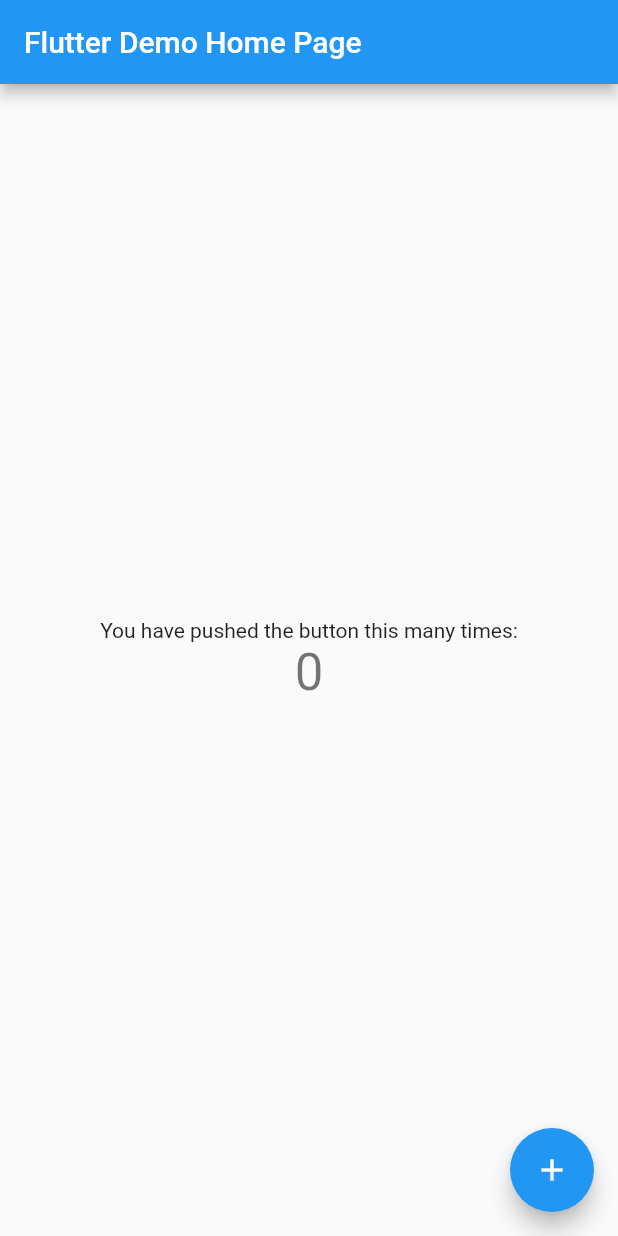
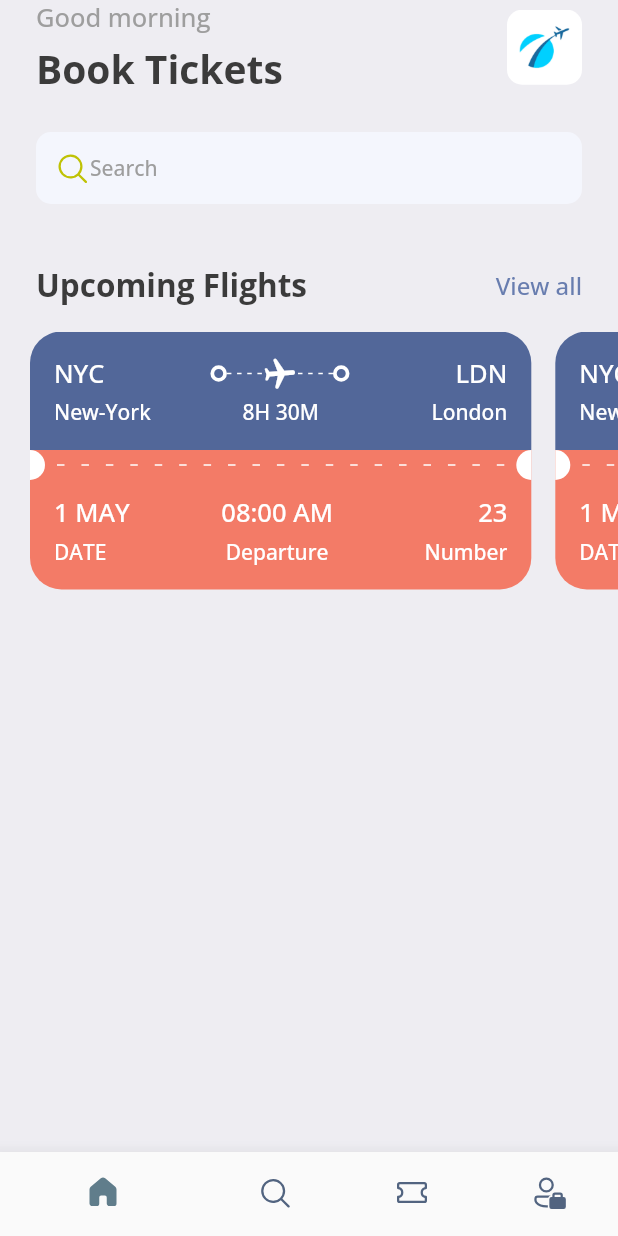
Before and after one commit to clin211/learn-flutter, a Flutter app: the screen it shows after launch, on a phone screen of 412 x 824 dp. Run offline on Flutter 3.47's test engine with Material 2 defaults, Android fonts, the phone set to English and light mode, and no system bars; our stand-ins replace fluentui_icons, gap.

Commit message:
first commit

```diff
--- a/lib/main.dart
+++ b/lib/main.dart
@@ -1,115 +1,27 @@
 import 'package:flutter/material.dart';
+import 'package:booktickets/utils/app_styles.dart';
+import 'package:booktickets/screens/bottom_bar.dart';
+import 'package:flutter/services.dart';
 
 void main() {
+  SystemChrome.setSystemUIOverlayStyle(const SystemUiOverlayStyle(
+    statusBarColor: Colors.transparent,
+  ));
   runApp(const MyApp());
 }
 
 class MyApp extends StatelessWidget {
   const MyApp({super.key});
 
-  // This widget is the root of your application.
   @override
   Widget build(BuildContext context) {
     return MaterialApp(
       title: 'Flutter Demo',
       theme: ThemeData(
-        // This is the theme of your application.
-        //
-        // Try running your application with "flutter run". You'll see the
-        // application has a blue toolbar. Then, without quitting the app, try
-        // changing the primarySwatch below to Colors.green and then invoke
-        // "hot reload" (press "r" in the console where you ran "flutter run",
-        // or simply save your changes to "hot reload" in a Flutter IDE).
-        // Notice that the counter didn't reset back to zero; the application
-        // is not restarted.
-        primarySwatch: Colors.blue,
+        primaryColor: primary,
       ),
-      home: const MyHomePage(title: 'Flutter Demo Home Page'),
+      debugShowCheckedModeBanner: false,
+      home: const BottomBar(),
     );
   }
 }
-
-class MyHomePage extends StatefulWidget {
-  const MyHomePage({super.key, required this.title});
-
-  // This widget is the home page of your application. It is stateful, meaning
-  // that it has a State object (defined below) that contains fields that affect
-  // how it looks.
-
-  // This class is the configuration for the state. It holds the values (in this
-  // case the title) provided by the parent (in this case the App widget) and
-  // used by the build method of the State. Fields in a Widget subclass are
-  // always marked "final".
-
-  final String title;
-
-  @override
-  State<MyHomePage> createState() => _MyHomePageState();
-}
-
-class _MyHomePageState extends State<MyHomePage> {
-  int _counter = 0;
-
-  void _incrementCounter() {
-    setState(() {
-      // This call to setState tells the Flutter framework that something has
-      // changed in this State, which causes it to rerun the build method below
-      // so that the display can reflect the updated values. If we changed
-      // _counter without calling setState(), then the build method would not be
-      // called again, and so nothing would appear to happen.
-      _counter++;
-    });
-  }
-
-  @override
-  Widget build(BuildContext context) {
-    // This method is rerun every time setState is called, for instance as done
-    // by the _incrementCounter method above.
-    //
-    // The Flutter framework has been optimized to make rerunning build methods
-    // fast, so that you can just rebuild anything that needs updating rather
-    // than having to individually change instances of widgets.
-    return Scaffold(
-      appBar: AppBar(
-        // Here we take the value from the MyHomePage object that was created by
-        // the App.build method, and use it to set our appbar title.
-        title: Text(widget.title),
-      ),
-      body: Center(
-        // Center is a layout widget. It takes a single child and positions it
-        // in the middle of the parent.
-        child: Column(
-          // Column is also a layout widget. It takes a list of children and
-          // arranges them vertically. By default, it sizes itself to fit its
-          // children horizontally, and tries to be as tall as its parent.
-          //
-          // Invoke "debug painting" (press "p" in the console, choose the
-          // "Toggle Debug Paint" action from the Flutter Inspector in Android
-          // Studio, or the "Toggle Debug Paint" command in Visual Studio Code)
-          // to see the wireframe for each widget.
-          //
-          // Column has various properties to control how it sizes itself and
-          // how it positions its children. Here we use mainAxisAlignment to
-          // center the children vertically; the main axis here is the vertical
-          // axis because Columns are vertical (the cross axis would be
-          // horizontal).
-          mainAxisAlignment: MainAxisAlignment.center,
-          children: <Widget>[
-            const Text(
-              'You have pushed the button this many times:',
-            ),
-            Text(
-              '$_counter',
-              style: Theme.of(context).textTheme.headline4,
-            ),
-          ],
-        ),
-      ),
-      floatingActionButton: FloatingActionButton(
-        onPressed: _incrementCounter,
-        tooltip: 'Increment',
-        child: const Icon(Icons.add),
-      ), // This trailing comma makes auto-formatting nicer for build methods.
-    );
-  }
-}
--- /dev/null
+++ b/lib/screens/bottom_bar.dart
@@ -0,0 +1,71 @@
+import 'package:booktickets/screens/home_screen.dart';
+import 'package:fluentui_icons/fluentui_icons.dart';
+import 'package:flutter/material.dart';
+import 'package:flutter/services.dart';
+
+class BottomBar extends StatefulWidget {
+  const BottomBar({super.key});
+
+  @override
+  State<BottomBar> createState() => _BottomBarState();
+}
+
+class _BottomBarState extends State<BottomBar> {
+  int _selectedIndex = 0;
+  static final List<Widget> _widgetOptions = <Widget>[
+    const HomeScreen(),
+    const Text("Search"),
+    const Text('Tickets'),
+    const Text('Profile')
+  ];
+
+  void _onItemTapped(int index) {
+    setState(() {
+      _selectedIndex = index;
+      if ((index + 1) % 2 == 0) {
+        SystemChrome.setSystemUIOverlayStyle(SystemUiOverlayStyle.light);
+      } else {
+        SystemChrome.setSystemUIOverlayStyle(SystemUiOverlayStyle.dark);
+      }
+    });
+  }
+
+  @override
+  Widget build(BuildContext context) {
+    return Scaffold(
+      // appBar: AppBar(title: const Text('My Tickets')),
+      body: Center(child: _widgetOptions[_selectedIndex]),
+      bottomNavigationBar: BottomNavigationBar(
+        onTap: _onItemTapped,
+        elevation: 10, // elevation of the bottom navigation
+        showSelectedLabels: false, // show selected labels
+        showUnselectedLabels: false, // show unselected labels
+        selectedItemColor: Colors.blueGrey, // selected item color
+        unselectedItemColor: const Color(0xFF526480), // unselected item color
+        items: const [
+          BottomNavigationBarItem(
+            icon: Icon(FluentSystemIcons.ic_fluent_home_regular),
+            activeIcon: Icon(FluentSystemIcons.ic_fluent_home_filled),
+            label: "Home",
+          ),
+          BottomNavigationBarItem(
+            icon: Icon(FluentSystemIcons.ic_fluent_search_regular),
+            activeIcon: Icon(FluentSystemIcons.ic_fluent_search_filled),
+            label: "Search",
+          ),
+          BottomNavigationBarItem(
+            icon: Icon(FluentSystemIcons.ic_fluent_ticket_regular),
+            activeIcon: Icon(FluentSystemIcons.ic_fluent_ticket_filled),
+            label: "Ticket",
+          ),
+          BottomNavigationBarItem(
+            icon: Icon(FluentSystemIcons.ic_fluent_person_accounts_regular),
+            activeIcon:
+                Icon(FluentSystemIcons.ic_fluent_person_accounts_filled),
+            label: "Profile",
+          ),
+        ],
+      ),
+    );
+  }
+}
--- /dev/null
+++ b/lib/screens/home_screen.dart
@@ -0,0 +1,99 @@
+import 'package:booktickets/screens/ticket_view.dart';
+import 'package:booktickets/utils/app_styles.dart';
+import 'package:fluentui_icons/fluentui_icons.dart';
+import 'package:flutter/material.dart';
+import 'package:gap/gap.dart';
+
+class HomeScreen extends StatelessWidget {
+  const HomeScreen({super.key});
+
+  @override
+  Widget build(BuildContext context) {
+    return Scaffold(
+      backgroundColor: Styles.bgColor,
+      body: ListView(
+        children: [
+          Container(
+            padding: const EdgeInsets.symmetric(horizontal: 24),
+            child: Column(
+              children: [
+                Gap(MediaQuery.of(context).padding.top),
+                Row(
+                  mainAxisAlignment: MainAxisAlignment.spaceBetween,
+                  children: [
+                    Column(
+                      crossAxisAlignment: CrossAxisAlignment.start,
+                      children: [
+                        Text('Good morning', style: Styles.headLineStyle3),
+                        const Gap(5),
+                        Text('Book Tickets', style: Styles.headLineStyle),
+                      ],
+                    ),
+                    Container(
+                      height: 50,
+                      width: 50,
+                      decoration: BoxDecoration(
+                        borderRadius: BorderRadius.circular(10),
+                        image: const DecorationImage(
+                          fit: BoxFit.cover,
+                          image: AssetImage('assets/images/img_1.png'),
+                        ),
+                      ),
+                    )
+                  ],
+                ),
+                const Gap(25),
+                Container(
+                  decoration: BoxDecoration(
+                    borderRadius: BorderRadius.circular(10),
+                    color: const Color(0xFFF4F6FD),
+                  ),
+                  padding: const EdgeInsets.symmetric(
+                    horizontal: 12,
+                    vertical: 12,
+                  ),
+                  child: Row(
+                    children: [
+                      const Icon(
+                        FluentSystemIcons.ic_fluent_search_regular,
+                        color: Color(0xffbfc205),
+                      ),
+                      Text("Search", style: Styles.headLineStyle4),
+                    ],
+                  ),
+                ),
+                const Gap(40),
+                Row(
+                  mainAxisAlignment: MainAxisAlignment.spaceBetween,
+                  children: [
+                    Text('Upcoming Flights', style: Styles.headLineStyle2),
+                    InkWell(
+                      onTap: () {
+                        print("you are tapped");
+                      },
+                      child: Text(
+                        'View all',
+                        style: Styles.textStyle
+                            .copyWith(color: Styles.primaryColor),
+                      ),
+                    )
+                  ],
+                )
+              ],
+            ),
+          ),
+          const Gap(16),
+          SingleChildScrollView(
+            scrollDirection: Axis.horizontal,
+            padding: const EdgeInsets.only(left: 20),
+            child: Row(children: [
+              TicketView(),
+              TicketView(),
+              TicketView(),
+            ]),
+          )
+        ],
+      ),
+    );
+  }
+}
--- /dev/null
+++ b/lib/screens/ticket_view.dart
@@ -0,0 +1,226 @@
+import 'package:booktickets/widgets/thick_container.dart';
+import 'package:flutter/material.dart';
+import 'package:booktickets/utils/app_layout.dart';
+import 'package:booktickets/utils/app_styles.dart';
+import 'package:gap/gap.dart';
+
+class TicketView extends StatelessWidget {
+  const TicketView({super.key});
+
+  @override
+  Widget build(BuildContext context) {
+    final size = AppLayout.getSize(context);
+    return SizedBox(
+      width: size.width * 0.85,
+      height: 200,
+      child: Container(
+        margin: const EdgeInsets.only(right: 16),
+        child: Column(
+          mainAxisSize: MainAxisSize.min,
+          children: [
+            Container(
+              decoration: const BoxDecoration(
+                color: Color(0xFF526799),
+                borderRadius: BorderRadius.only(
+                  topLeft: Radius.circular(21),
+                  topRight: Radius.circular(21),
+                ),
+              ),
+              padding: const EdgeInsets.all(16),
+              child: Column(children: [
+                Row(children: [
+                  Text(
+                    "NYC",
+                    style: Styles.headLineStyle3.copyWith(color: Colors.white),
+                  ),
+                  Expanded(child: Container()),
+                  const ThickContainer(),
+                  Expanded(
+                    child: Stack(
+                      children: [
+                        SizedBox(
+                          height: 24,
+                          child: LayoutBuilder(
+                            builder: (BuildContext context,
+                                BoxConstraints constraints) {
+                              return Flex(
+                                direction: Axis.horizontal,
+                                mainAxisAlignment:
+                                    MainAxisAlignment.spaceBetween,
+                                children: List.generate(
+                                  (constraints.constrainWidth() / 6).floor(),
+                                  (index) => const SizedBox(
+                                    width: 3,
+                                    height: 1,
+                                    child: DecoratedBox(
+                                      decoration:
+                                          BoxDecoration(color: Colors.white),
+                                    ),
+                                  ),
+                                ),
+                              );
+                            },
+                          ),
+                        ),
+                        Center(
+                          child: Transform.rotate(
+                            angle: 1.5,
+                            child: const Icon(Icons.local_airport_rounded,
+                                color: Colors.white),
+                          ),
+                        ),
+                      ],
+                    ),
+                  ),
+                  const ThickContainer(),
+                  Expanded(child: Container()),
+                  Text('LDN',
+                      style:
+                          Styles.headLineStyle3.copyWith(color: Colors.white)),
+                ]),
+                const Gap(4),
+                Row(
+                  mainAxisAlignment: MainAxisAlignment.spaceBetween,
+                  children: [
+                    SizedBox(
+                      width: 100,
+                      child: Text(
+                        'New-York',
+                        style:
+                            Styles.headLineStyle4.copyWith(color: Colors.white),
+                      ),
+                    ),
+                    Text('8H 30M',
+                        style: Styles.headLineStyle4
+                            .copyWith(color: Colors.white)),
+                    SizedBox(
+                      width: 100,
+                      child: Text(
+                        'London',
+                        textAlign: TextAlign.end,
+                        style:
+                            Styles.headLineStyle4.copyWith(color: Colors.white),
+                      ),
+                    ),
+                  ],
+                ),
+              ]),
+            ),
+            Container(
+              color: const Color(0xFFF37b67),
+              child: Row(
+                children: [
+                  const SizedBox(
+                    height: 20,
+                    width: 10,
+                    child: DecoratedBox(
+                      decoration: BoxDecoration(
+                        color: Colors.white,
+                        borderRadius: BorderRadius.only(
+                          topRight: Radius.circular(10),
+                          bottomRight: Radius.circular(10),
+                        ),
+                      ),
+                    ),
+                  ),
+                  Expanded(
+                    child: Container(
+                      padding: const EdgeInsets.symmetric(horizontal: 8),
+                      child: LayoutBuilder(builder:
+                          (BuildContext context, BoxConstraints constraints) {
+                        return Flex(
+                            direction: Axis.horizontal,
+                            mainAxisSize: MainAxisSize.max,
+                            mainAxisAlignment: MainAxisAlignment.spaceBetween,
+                            children: List.generate(
+                              (constraints.constrainWidth() / 15).floor(),
+                              (index) => const SizedBox(
+                                width: 5,
+                                height: 1,
+                                child: DecoratedBox(
+                                  decoration:
+                                      BoxDecoration(color: Colors.white),
+                                ),
+                              ),
+                            ));
+                      }),
+                    ),
+                  ),
+                  const SizedBox(
+                    height: 20,
+                    width: 10,
+                    child: DecoratedBox(
+                      decoration: BoxDecoration(
+                        color: Colors.white,
+                        borderRadius: BorderRadius.only(
+                          topLeft: Radius.circular(10),
+                          bottomLeft: Radius.circular(10),
+                        ),
+                      ),
+                    ),
+                  ),
+                ],
+              ),
+            ),
+            Container(
+              decoration: const BoxDecoration(
+                color: Color(0xfff37b67),
+                borderRadius: BorderRadius.only(
+                  bottomLeft: Radius.circular(21),
+                  bottomRight: Radius.circular(21),
+                ),
+              ),
+              padding: const EdgeInsets.only(
+                  left: 16, right: 16, top: 10, bottom: 16),
+              child: Column(
+                children: [
+                  Row(
+                    mainAxisAlignment: MainAxisAlignment.spaceBetween,
+                    children: [
+                      Column(
+                        crossAxisAlignment: CrossAxisAlignment.start,
+                        children: [
+                          Text("1 MAY",
+                              style: Styles.headLineStyle3
+                                  .copyWith(color: Colors.white)),
+                          const Gap(5),
+                          Text("DATE",
+                              style: Styles.headLineStyle4
+                                  .copyWith(color: Colors.white))
+                        ],
+                      ),
+                      Column(
+                        crossAxisAlignment: CrossAxisAlignment.center,
+                        children: [
+                          Text("08:00 AM",
+                              style: Styles.headLineStyle3
+                                  .copyWith(color: Colors.white)),
+                          const Gap(5),
+                          Text("Departure",
+                              style: Styles.headLineStyle4
+                                  .copyWith(color: Colors.white))
+                        ],
+                      ),
+                      Column(
+                        crossAxisAlignment: CrossAxisAlignment.end,
+                        children: [
+                          Text("23",
+                              style: Styles.headLineStyle3
+                                  .copyWith(color: Colors.white)),
+                          const Gap(5),
+                          Text("Number",
+                              style: Styles.headLineStyle4
+                                  .copyWith(color: Colors.white))
+                        ],
+                      ),
+                    ],
+                  )
+                ],
+              ),
+            ),
+          ],
+        ),
+      ),
+    );
+  }
+}
--- /dev/null
+++ b/lib/utils/app_layout.dart
@@ -0,0 +1,7 @@
+import 'package:flutter/material.dart';
+
+class AppLayout {
+  static getSize(BuildContext context) {
+    return MediaQuery.of(context).size;
+  }
+}
--- /dev/null
+++ b/lib/utils/app_styles.dart
@@ -0,0 +1,40 @@
+import 'package:flutter/material.dart';
+
+Color primary = const Color(0xFF687daf);
+
+class Styles {
+  static Color primaryColor = primary;
+  static Color textColor = const Color(0xFF3b3b3b);
+  static Color bgColor = const Color(0xFFeeedf2);
+  static Color orangeColor = const Color(0xFFF37B67);
+  static TextStyle textStyle = TextStyle(
+    fontSize: 16,
+    color: textColor,
+    fontFamily: 'OpenSans',
+    fontWeight: FontWeight.w500,
+  );
+  static TextStyle headLineStyle = TextStyle(
+    fontSize: 26,
+    color: textColor,
+    fontFamily: 'OpenSans',
+    fontWeight: FontWeight.bold,
+  );
+  static TextStyle headLineStyle2 = TextStyle(
+    fontSize: 21,
+    color: textColor,
+    fontFamily: 'OpenSans',
+    fontWeight: FontWeight.bold,
+  );
+  static TextStyle headLineStyle3 = TextStyle(
+    fontSize: 17,
+    fontFamily: 'OpenSans',
+    color: Colors.grey.shade500,
+    fontWeight: FontWeight.w500,
+  );
+  static TextStyle headLineStyle4 = TextStyle(
+    fontSize: 14,
+    fontFamily: 'OpenSans',
+    color: Colors.grey.shade500,
+    fontWeight: FontWeight.w500,
+  );
+}
--- /dev/null
+++ b/lib/widgets/thick_container.dart
@@ -0,0 +1,19 @@
+import 'package:flutter/material.dart';
+
+class ThickContainer extends StatelessWidget {
+  const ThickContainer({super.key});
+
+  @override
+  Widget build(BuildContext context) {
+    return Container(
+      padding: const EdgeInsets.all(3.0),
+      decoration: BoxDecoration(
+        borderRadius: BorderRadius.circular(20),
+        border: Border.all(
+          width: 2.5,
+          color: Colors.white,
+        ),
+      ),
+    );
+  }
+}
```
Also changed, not shown: pubspec.yaml (+8 -6 lines), assets/fonts/OpenSans.ttf (added), assets/images/img.png (added), assets/images/img_1.png (added), assets/images/one.png (added), assets/images/sit.jpg (added), assets/images/three.png (added), assets/images/two.png (added), assets/images/visa.png (added), pubspec.lock, 4 other files.
